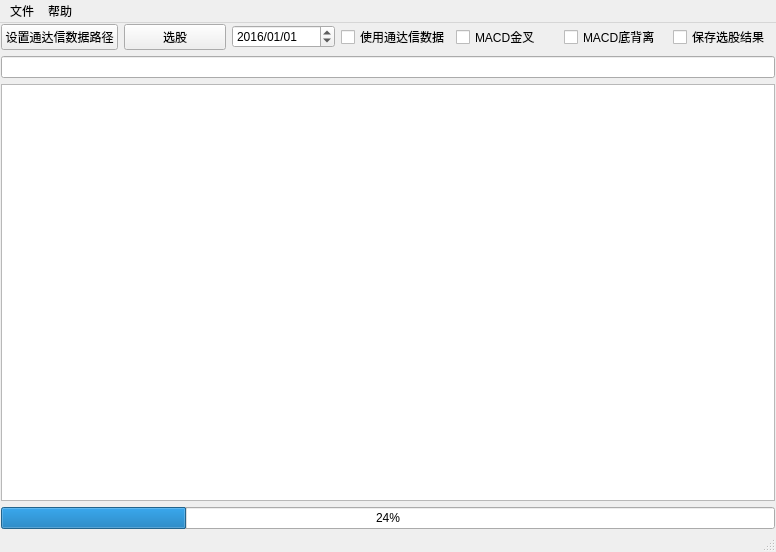
Above: resource/main.ui from aslucky/StockHelper before the change. Below: the same form after it.
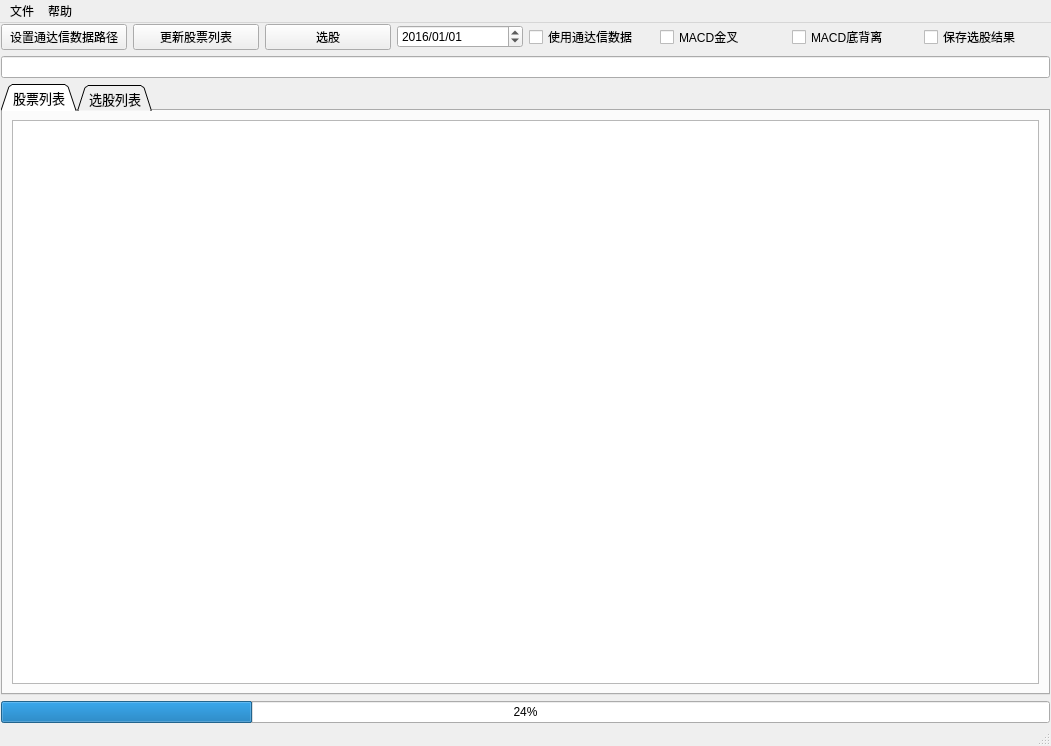
That is the form after the change.

Commit message: 整理多线程处理，选股操作尚未完成，明天继续。

```diff
--- a/resource/main.ui
+++ b/resource/main.ui
@@ -6,8 +6,8 @@
    <rect>
     <x>0</x>
     <y>0</y>
-    <width>776</width>
-    <height>552</height>
+    <width>1051</width>
+    <height>746</height>
    </rect>
   </property>
   <property name="font">
@@ -41,6 +41,13 @@
         </property>
        </widget>
       </item>
+      <item>
+       <widget class="QPushButton" name="pb_dayRise">
+        <property name="text">
+         <string>更新股票列表</string>
+        </property>
+       </widget>
+      </item>
       <item>
        <widget class="QPushButton" name="pb_select">
         <property name="text">
@@ -105,12 +112,56 @@
      <widget class="QLineEdit" name="lineEdit_tdxDataPath"/>
     </item>
     <item>
-     <widget class="QPlainTextEdit" name="ptx_out">
+     <widget class="QTabWidget" name="tabWidget">
       <property name="font">
        <font>
         <pointsize>10</pointsize>
        </font>
       </property>
+      <property name="tabPosition">
+       <enum>QTabWidget::North</enum>
+      </property>
+      <property name="tabShape">
+       <enum>QTabWidget::Triangular</enum>
+      </property>
+      <property name="currentIndex">
+       <number>0</number>
+      </property>
+      <widget class="QWidget" name="tab">
+       <attribute name="title">
+        <string>股票列表</string>
+       </attribute>
+       <layout class="QVBoxLayout" name="verticalLayout_3">
+        <item>
+         <widget class="QTableView" name="tableView_dayList">
+          <property name="font">
+           <font>
+            <pointsize>9</pointsize>
+           </font>
+          </property>
+          <property name="frameShadow">
+           <enum>QFrame::Sunken</enum>
+          </property>
+         </widget>
+        </item>
+       </layout>
+      </widget>
+      <widget class="QWidget" name="tab_2">
+       <attribute name="title">
+        <string>选股列表</string>
+       </attribute>
+       <layout class="QVBoxLayout" name="verticalLayout_2">
+        <item>
+         <widget class="QTableView" name="tableView_pickupList">
+          <property name="font">
+           <font>
+            <pointsize>9</pointsize>
+           </font>
+          </property>
+         </widget>
+        </item>
+       </layout>
+      </widget>
      </widget>
     </item>
     <item>
@@ -127,10 +178,15 @@
     <rect>
      <x>0</x>
      <y>0</y>
-     <width>776</width>
-     <height>18</height>
+     <width>1051</width>
+     <height>19</height>
     </rect>
    </property>
+   <property name="font">
+    <font>
+     <pointsize>9</pointsize>
+    </font>
+   </property>
    <widget class="QMenu" name="menuFile">
     <property name="title">
      <string>文件</string>
@@ -146,7 +202,13 @@
    <addaction name="menuFile"/>
    <addaction name="menu"/>
   </widget>
-  <widget class="QStatusBar" name="statusbar"/>
+  <widget class="QStatusBar" name="statusbar">
+   <property name="font">
+    <font>
+     <pointsize>9</pointsize>
+    </font>
+   </property>
+  </widget>
   <action name="action_Setting">
    <property name="text">
     <string>设置</string>
```
Left out of the diff: 54 changed lines with no effect on the pictures. The commit also changes 10 other files.
